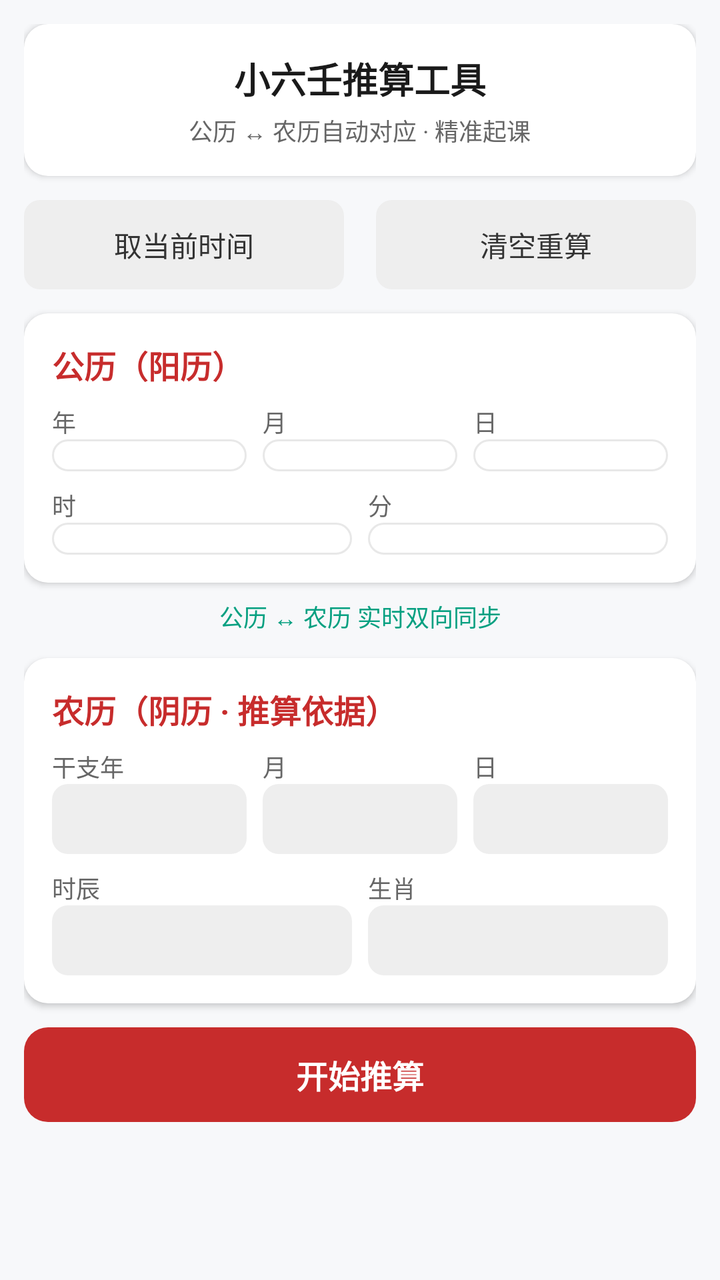
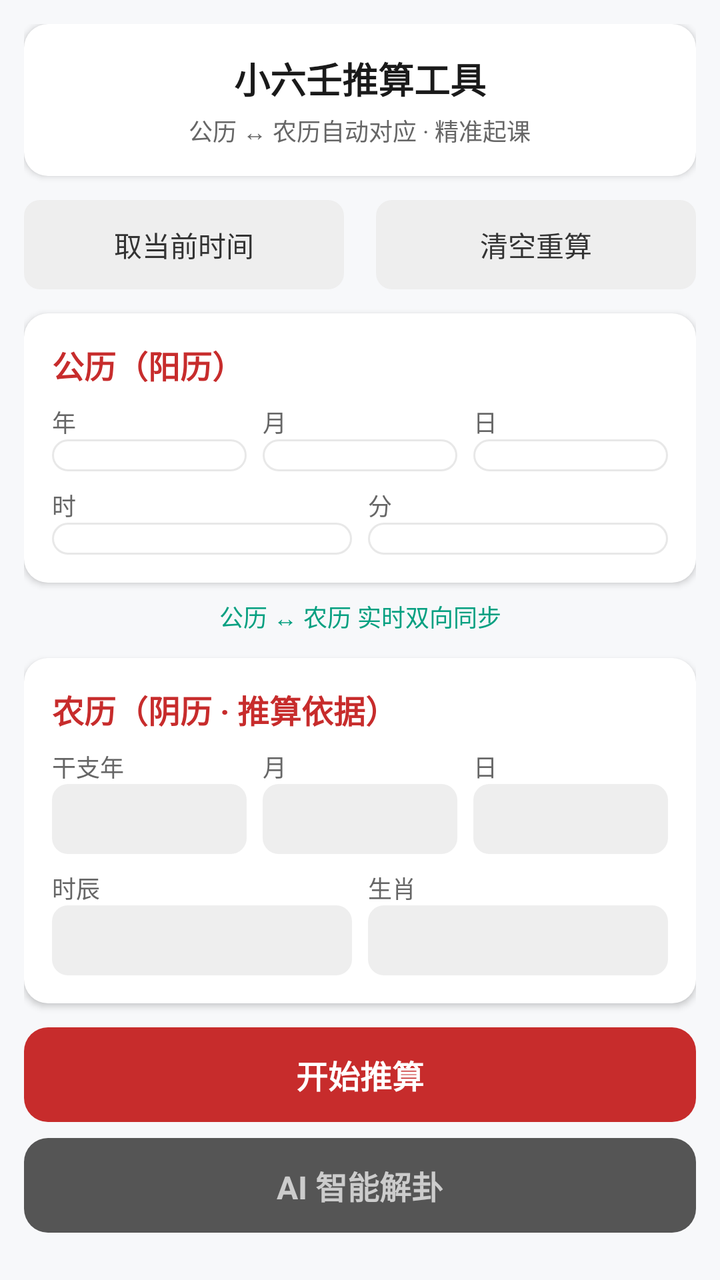

Screens rendered from an Android XML layout before and after an edit, with the pre-edit source and the edit as a unified diff.
<!-- AndroidManifest.xml: application theme Theme.LiuYao -->
<!-- res/layout/activity_main.xml -->
<?xml version="1.0" encoding="utf-8"?>
<ScrollView xmlns:android="http://schemas.android.com/apk/res/android"
    android:layout_width="match_parent"
    android:layout_height="match_parent"
    android:background="@color/paper_bg"
    android:fillViewport="true">

    <LinearLayout
        android:layout_width="match_parent"
        android:layout_height="wrap_content"
        android:orientation="vertical"
        android:padding="@dimen/padding_screen">

        
        <LinearLayout
            android:layout_width="match_parent"
            android:layout_height="wrap_content"
            android:background="@drawable/card_bg"
            android:elevation="@dimen/card_elevation"
            android:gravity="center"
            android:orientation="vertical"
            android:padding="@dimen/padding_card">

            <TextView
                android:layout_width="wrap_content"
                android:layout_height="wrap_content"
                android:text="@string/title_main"
                android:textColor="@color/ink_black"
                android:textSize="@dimen/text_size_lg"
                android:textStyle="bold" />

            <TextView
                android:layout_width="wrap_content"
                android:layout_height="wrap_content"
                android:layout_marginTop="@dimen/spacing_xs"
                android:text="@string/subtitle_main"
                android:textColor="@color/ink_gray"
                android:textSize="@dimen/text_size_xs" />
        </LinearLayout>

        
        <LinearLayout
            android:layout_width="match_parent"
            android:layout_height="wrap_content"
            android:layout_marginTop="@dimen/spacing_md"
            android:orientation="horizontal">

            <TextView
                android:id="@+id/btnNowTime"
                android:layout_width="0dp"
                android:layout_height="wrap_content"
                android:layout_marginEnd="@dimen/spacing_sm"
                android:layout_weight="1"
                android:background="@drawable/btn_secondary"
                android:gravity="center"
                android:padding="@dimen/spacing_md"
                android:text="@string/btn_now_time"
                android:textColor="@color/btn_text_secondary"
                android:textSize="@dimen/text_size_sm" />

            <TextView
                android:id="@+id/btnClear"
                android:layout_width="0dp"
                android:layout_height="wrap_content"
                android:layout_marginStart="@dimen/spacing_sm"
                android:layout_weight="1"
                android:background="@drawable/btn_secondary"
                android:gravity="center"
                android:padding="@dimen/spacing_md"
                android:text="@string/btn_clear"
                android:textColor="@color/btn_text_secondary"
                android:textSize="@dimen/text_size_sm" />
        </LinearLayout>

        
        <LinearLayout
            android:layout_width="match_parent"
            android:layout_height="wrap_content"
            android:layout_marginTop="@dimen/spacing_md"
            android:background="@drawable/card_bg"
            android:elevation="@dimen/card_elevation"
            android:orientation="vertical"
            android:padding="@dimen/padding_card">

            <TextView
                android:layout_width="wrap_content"
                android:layout_height="wrap_content"
                android:layout_marginBottom="@dimen/spacing_sm"
                android:text="@string/solar_calendar"
                android:textColor="@color/accent"
                android:textSize="@dimen/text_size_md"
                android:textStyle="bold" />

            
            <LinearLayout
                android:layout_width="match_parent"
                android:layout_height="wrap_content"
                android:layout_marginBottom="@dimen/spacing_sm"
                android:orientation="horizontal">

                <LinearLayout
                    android:layout_width="0dp"
                    android:layout_height="wrap_content"
                    android:layout_marginEnd="@dimen/spacing_sm"
                    android:layout_weight="1"
                    android:orientation="vertical">

                    <TextView
                        android:layout_width="wrap_content"
                        android:layout_height="wrap_content"
                        android:text="@string/year"
                        android:textColor="@color/ink_gray"
                        android:textSize="@dimen/text_size_xs" />

                    <Spinner
                        android:id="@+id/spinnerYear"
                        android:layout_width="match_parent"
                        android:layout_height="wrap_content"
                        android:background="@drawable/spinner_bg"
                        android:padding="@dimen/spacing_sm" />
                </LinearLayout>

                <LinearLayout
                    android:layout_width="0dp"
                    android:layout_height="wrap_content"
                    android:layout_marginEnd="@dimen/spacing_sm"
                    android:layout_weight="1"
                    android:orientation="vertical">

                    <TextView
                        android:layout_width="wrap_content"
                        android:layout_height="wrap_content"
                        android:text="@string/month"
                        android:textColor="@color/ink_gray"
                        android:textSize="@dimen/text_size_xs" />

                    <Spinner
                        android:id="@+id/spinnerMonth"
                        android:layout_width="match_parent"
                        android:layout_height="wrap_content"
                        android:background="@drawable/spinner_bg"
                        android:padding="@dimen/spacing_sm" />
                </LinearLayout>

                <LinearLayout
                    android:layout_width="0dp"
                    android:layout_height="wrap_content"
                    android:layout_weight="1"
                    android:orientation="vertical">

                    <TextView
                        android:layout_width="wrap_content"
                        android:layout_height="wrap_content"
                        android:text="@string/day"
                        android:textColor="@color/ink_gray"
                        android:textSize="@dimen/text_size_xs" />

                    <Spinner
                        android:id="@+id/spinnerDay"
                        android:layout_width="match_parent"
                        android:layout_height="wrap_content"
                        android:background="@drawable/spinner_bg"
                        android:padding="@dimen/spacing_sm" />
                </LinearLayout>
            </LinearLayout>

            
            <LinearLayout
                android:layout_width="match_parent"
                android:layout_height="wrap_content"
                android:orientation="horizontal">

                <LinearLayout
                    android:layout_width="0dp"
                    android:layout_height="wrap_content"
                    android:layout_marginEnd="@dimen/spacing_sm"
                    android:layout_weight="1"
                    android:orientation="vertical">

                    <TextView
                        android:layout_width="wrap_content"
                        android:layout_height="wrap_content"
                        android:text="@string/hour"
                        android:textColor="@color/ink_gray"
                        android:textSize="@dimen/text_size_xs" />

                    <Spinner
                        android:id="@+id/spinnerHour"
                        android:layout_width="match_parent"
                        android:layout_height="wrap_content"
                        android:background="@drawable/spinner_bg"
                        android:padding="@dimen/spacing_sm" />
                </LinearLayout>

                <LinearLayout
                    android:layout_width="0dp"
                    android:layout_height="wrap_content"
                    android:layout_weight="1"
                    android:orientation="vertical">

                    <TextView
                        android:layout_width="wrap_content"
                        android:layout_height="wrap_content"
                        android:text="@string/minute"
                        android:textColor="@color/ink_gray"
                        android:textSize="@dimen/text_size_xs" />

                    <Spinner
                        android:id="@+id/spinnerMinute"
                        android:layout_width="match_parent"
                        android:layout_height="wrap_content"
                        android:background="@drawable/spinner_bg"
                        android:padding="@dimen/spacing_sm" />
                </LinearLayout>
            </LinearLayout>
        </LinearLayout>

        
        <TextView
            android:id="@+id/tvSyncTip"
            android:layout_width="match_parent"
            android:layout_height="wrap_content"
            android:layout_marginTop="@dimen/spacing_sm"
            android:gravity="center"
            android:text="@string/sync_tip"
            android:textColor="@color/ji_color"
            android:textSize="@dimen/text_size_xs" />

        
        <LinearLayout
            android:layout_width="match_parent"
            android:layout_height="wrap_content"
            android:layout_marginTop="@dimen/spacing_md"
            android:background="@drawable/card_bg"
            android:elevation="@dimen/card_elevation"
            android:orientation="vertical"
            android:padding="@dimen/padding_card">

            <TextView
                android:layout_width="wrap_content"
                android:layout_height="wrap_content"
                android:layout_marginBottom="@dimen/spacing_sm"
                android:text="@string/lunar_calendar"
                android:textColor="@color/accent"
                android:textSize="@dimen/text_size_md"
                android:textStyle="bold" />

            
            <LinearLayout
                android:layout_width="match_parent"
                android:layout_height="wrap_content"
                android:layout_marginBottom="@dimen/spacing_sm"
                android:orientation="horizontal">

                <LinearLayout
                    android:layout_width="0dp"
                    android:layout_height="wrap_content"
                    android:layout_marginEnd="@dimen/spacing_sm"
                    android:layout_weight="1"
                    android:orientation="vertical">

                    <TextView
                        android:layout_width="wrap_content"
                        android:layout_height="wrap_content"
                        android:text="@string/gan_zhi_year"
                        android:textColor="@color/ink_gray"
                        android:textSize="@dimen/text_size_xs" />

                    <TextView
                        android:id="@+id/tvLunarYear"
                        android:layout_width="match_parent"
                        android:layout_height="wrap_content"
                        android:background="@drawable/input_bg"
                        android:padding="@dimen/spacing_sm"
                        android:textColor="@color/ink_black"
                        android:textSize="@dimen/text_size_sm" />
                </LinearLayout>

                <LinearLayout
                    android:layout_width="0dp"
                    android:layout_height="wrap_content"
                    android:layout_marginEnd="@dimen/spacing_sm"
                    android:layout_weight="1"
                    android:orientation="vertical">

                    <TextView
                        android:layout_width="wrap_content"
                        android:layout_height="wrap_content"
                        android:text="@string/lunar_month"
                        android:textColor="@color/ink_gray"
                        android:textSize="@dimen/text_size_xs" />

                    <TextView
                        android:id="@+id/tvLunarMonth"
                        android:layout_width="match_parent"
                        android:layout_height="wrap_content"
                        android:background="@drawable/input_bg"
                        android:padding="@dimen/spacing_sm"
                        android:textColor="@color/ink_black"
                        android:textSize="@dimen/text_size_sm" />
                </LinearLayout>

                <LinearLayout
                    android:layout_width="0dp"
                    android:layout_height="wrap_content"
                    android:layout_weight="1"
                    android:orientation="vertical">

                    <TextView
                        android:layout_width="wrap_content"
                        android:layout_height="wrap_content"
                        android:text="@string/lunar_day"
                        android:textColor="@color/ink_gray"
                        android:textSize="@dimen/text_size_xs" />

                    <TextView
                        android:id="@+id/tvLunarDay"
                        android:layout_width="match_parent"
                        android:layout_height="wrap_content"
                        android:background="@drawable/input_bg"
                        android:padding="@dimen/spacing_sm"
                        android:textColor="@color/ink_black"
                        android:textSize="@dimen/text_size_sm" />
                </LinearLayout>
            </LinearLayout>

            
            <LinearLayout
                android:layout_width="match_parent"
                android:layout_height="wrap_content"
                android:orientation="horizontal">

                <LinearLayout
                    android:layout_width="0dp"
                    android:layout_height="wrap_content"
                    android:layout_marginEnd="@dimen/spacing_sm"
                    android:layout_weight="1"
                    android:orientation="vertical">

                    <TextView
                        android:layout_width="wrap_content"
                        android:layout_height="wrap_content"
                        android:text="@string/shi_chen"
                        android:textColor="@color/ink_gray"
                        android:textSize="@dimen/text_size_xs" />

                    <TextView
                        android:id="@+id/tvShiChen"
                        android:layout_width="match_parent"
                        android:layout_height="wrap_content"
                        android:background="@drawable/input_bg"
                        android:padding="@dimen/spacing_sm"
                        android:textColor="@color/ink_black"
                        android:textSize="@dimen/text_size_sm" />
                </LinearLayout>

                <LinearLayout
                    android:layout_width="0dp"
                    android:layout_height="wrap_content"
                    android:layout_weight="1"
                    android:orientation="vertical">

                    <TextView
                        android:layout_width="wrap_content"
                        android:layout_height="wrap_content"
                        android:text="@string/sheng_xiao"
                        android:textColor="@color/ink_gray"
                        android:textSize="@dimen/text_size_xs" />

                    <TextView
                        android:id="@+id/tvShengXiao"
                        android:layout_width="match_parent"
                        android:layout_height="wrap_content"
                        android:background="@drawable/input_bg"
                        android:padding="@dimen/spacing_sm"
                        android:textColor="@color/ink_black"
                        android:textSize="@dimen/text_size_sm" />
                </LinearLayout>
            </LinearLayout>
        </LinearLayout>

        
        <TextView
            android:id="@+id/btnCalculate"
            android:layout_width="match_parent"
            android:layout_height="wrap_content"
            android:layout_marginTop="@dimen/spacing_md"
            android:background="@drawable/btn_primary"
            android:gravity="center"
            android:padding="@dimen/spacing_md"
            android:text="@string/btn_calculate"
            android:textColor="@color/on_primary"
            android:textSize="@dimen/text_size_md"
            android:textStyle="bold" />

        
        <LinearLayout
            android:id="@+id/layoutResult"
            android:layout_width="match_parent"
            android:layout_height="wrap_content"
            android:layout_marginTop="@dimen/spacing_md"
            android:background="@drawable/card_bg"
            android:elevation="@dimen/card_elevation"
            android:orientation="vertical"
            android:padding="@dimen/padding_card"
            android:visibility="gone">

            <TextView
                android:layout_width="wrap_content"
                android:layout_height="wrap_content"
                android:layout_marginBottom="@dimen/spacing_sm"
                android:text="@string/result_title"
                android:textColor="@color/accent"
                android:textSize="@dimen/text_size_md"
                android:textStyle="bold" />

            
            <TextView
                android:id="@+id/tvResultTime"
                android:layout_width="match_parent"
                android:layout_height="wrap_content"
                android:layout_marginBottom="@dimen/spacing_md"
                android:lineSpacingExtra="4dp"
                android:textColor="@color/ink_gray"
                android:textSize="@dimen/text_size_sm" />

            
            <LinearLayout
                android:layout_width="match_parent"
                android:layout_height="wrap_content"
                android:orientation="horizontal">

                <LinearLayout
                    android:layout_width="0dp"
                    android:layout_height="wrap_content"
                    android:layout_marginEnd="@dimen/spacing_sm"
                    android:layout_weight="1"
                    android:background="@drawable/palace_bg"
                    android:gravity="center"
                    android:orientation="vertical"
                    android:padding="@dimen/spacing_md">

                    <TextView
                        android:layout_width="wrap_content"
                        android:layout_height="wrap_content"
                        android:text="@string/moon_palace"
                        android:textColor="@color/ink_light"
                        android:textSize="@dimen/text_size_xs" />

                    <TextView
                        android:id="@+id/tvMoonPalace"
                        android:layout_width="wrap_content"
                        android:layout_height="wrap_content"
                        android:layout_marginTop="@dimen/spacing_xs"
                        android:textColor="@color/ji_color"
                        android:textSize="@dimen/text_size_md"
                        android:textStyle="bold" />
                </LinearLayout>

                <LinearLayout
                    android:layout_width="0dp"
                    android:layout_height="wrap_content"
                    android:layout_marginEnd="@dimen/spacing_sm"
                    android:layout_weight="1"
                    android:background="@drawable/palace_bg"
                    android:gravity="center"
                    android:orientation="vertical"
                    android:padding="@dimen/spacing_md">

                    <TextView
                        android:layout_width="wrap_content"
                        android:layout_height="wrap_content"
                        android:text="@string/day_palace"
                        android:textColor="@color/ink_light"
                        android:textSize="@dimen/text_size_xs" />

                    <TextView
                        android:id="@+id/tvDayPalace"
                        android:layout_width="wrap_content"
                        android:layout_height="wrap_content"
                        android:layout_marginTop="@dimen/spacing_xs"
                        android:textColor="@color/ji_color"
                        android:textSize="@dimen/text_size_md"
                        android:textStyle="bold" />
                </LinearLayout>

                <LinearLayout
                    android:layout_width="0dp"
                    android:layout_height="wrap_content"
                    android:layout_weight="1"
                    android:background="@drawable/palace_bg"
                    android:gravity="center"
                    android:orientation="vertical"
                    android:padding="@dimen/spacing_md">

                    <TextView
                        android:layout_width="wrap_content"
                        android:layout_height="wrap_content"
                        android:text="@string/hour_palace"
                        android:textColor="@color/ink_light"
                        android:textSize="@dimen/text_size_xs" />

                    <TextView
                        android:id="@+id/tvHourPalace"
                        android:layout_width="wrap_content"
                        android:layout_height="wrap_content"
                        android:layout_marginTop="@dimen/spacing_xs"
                        android:textColor="@color/ji_color"
                        android:textSize="@dimen/text_size_md"
                        android:textStyle="bold" />
                </LinearLayout>
            </LinearLayout>

            
            <TextView
                android:layout_width="wrap_content"
                android:layout_height="wrap_content"
                android:layout_marginTop="@dimen/spacing_md"
                android:text="@string/duan_yu"
                android:textColor="@color/ink_black"
                android:textSize="@dimen/text_size_sm"
                android:textStyle="bold" />

            <TextView
                android:id="@+id/tvDuanYu"
                android:layout_width="match_parent"
                android:layout_height="wrap_content"
                android:layout_marginTop="@dimen/spacing_sm"
                android:lineSpacingExtra="6dp"
                android:textColor="@color/ink_black"
                android:textSize="@dimen/text_size_sm" />
        </LinearLayout>

    </LinearLayout>
</ScrollView>
<!-- resources referenced by this layout -->
<resources>
  <color name="accent">#C72C2C</color>
  <color name="btn_text_secondary">#333333</color>
  <color name="ink_black">#1A1A1A</color>
  <color name="ink_gray">#666666</color>
  <color name="ink_light">#999999</color>
  <color name="ji_color">#07A081</color>
  <color name="on_primary">#FFFFFF</color>
  <color name="paper_bg">#F7F8FA</color>
  <dimen name="card_elevation">2dp</dimen>
  <dimen name="padding_card">14dp</dimen>
  <dimen name="padding_screen">12dp</dimen>
  <dimen name="spacing_md">12dp</dimen>
  <dimen name="spacing_sm">8dp</dimen>
  <dimen name="spacing_xs">4dp</dimen>
  <dimen name="text_size_lg">18sp</dimen>
  <dimen name="text_size_md">16sp</dimen>
  <dimen name="text_size_sm">14sp</dimen>
  <dimen name="text_size_xs">12sp</dimen>
  <!-- drawable btn_primary (drawable) -->
  <?xml version="1.0" encoding="utf-8"?>
  <shape xmlns:android="http://schemas.android.com/apk/res/android">
      <solid android:color="@color/btn_primary" />
      <corners android:radius="@dimen/corner_radius_md" />
  </shape>
  <!-- drawable card_bg (drawable) -->
  <?xml version="1.0" encoding="utf-8"?>
  <shape xmlns:android="http://schemas.android.com/apk/res/android">
      <solid android:color="@color/card_bg" />
      <corners android:radius="@dimen/corner_radius_md" />
  </shape>
  <!-- drawable input_bg (drawable) -->
  <?xml version="1.0" encoding="utf-8"?>
  <shape xmlns:android="http://schemas.android.com/apk/res/android">
      <solid android:color="@color/btn_secondary" />
      <corners android:radius="@dimen/corner_radius_sm" />
  </shape>
  <!-- drawable palace_bg (drawable) -->
  <?xml version="1.0" encoding="utf-8"?>
  <shape xmlns:android="http://schemas.android.com/apk/res/android">
      <solid android:color="@color/paper_bg" />
      <corners android:radius="@dimen/corner_radius_sm" />
  </shape>
  <string name="btn_calculate">开始推算</string>
  <string name="btn_clear">清空重算</string>
  <string name="btn_now_time">取当前时间</string>
  <string name="day">日</string>
  <string name="day_palace">日宫 · 过程</string>
  <string name="duan_yu">断语：</string>
  <string name="gan_zhi_year">干支年</string>
  <string name="hour">时</string>
  <string name="hour_palace">时宫 · 结果</string>
  <string name="lunar_calendar">农历（阴历 · 推算依据）</string>
  <string name="lunar_day">日</string>
  <string name="lunar_month">月</string>
  <string name="minute">分</string>
  <string name="month">月</string>
  <string name="moon_palace">月宫 · 起因</string>
  <string name="result_title">推算结果</string>
  <string name="sheng_xiao">生肖</string>
  <string name="shi_chen">时辰</string>
  <string name="solar_calendar">公历（阳历）</string>
  <string name="subtitle_main">公历 ↔ 农历自动对应 · 精准起课</string>
  <string name="sync_tip">公历 ↔ 农历 实时双向同步</string>
  <string name="title_main">小六壬推算工具</string>
  <string name="year">年</string>
  <color name="btn_primary">#C72C2C</color>
  <dimen name="corner_radius_md">12dp</dimen>
  <color name="btn_secondary">#EEEEEE</color>
  <dimen name="corner_radius_sm">8dp</dimen>
  <color name="card_bg">#FFFFFF</color>
  <color name="surface">#FFFFFF</color>
  <color name="divider">#E8E8E8</color>
  <color name="primary">#8B7355</color>
  <color name="primary_dark">#6B5744</color>
  <color name="background">#F5F5F0</color>
  <!-- unchanged entries left out for length: 3 -->
</resources>

<!-- the commit's change to res/layout/activity_main.xml (unified diff, before → after) -->
@@ -394,6 +394,21 @@
             android:textStyle="bold" />
 
         
+        <TextView
+            android:id="@+id/btnAiJieGua"
+            android:layout_width="match_parent"
+            android:layout_height="wrap_content"
+            android:layout_marginTop="@dimen/spacing_sm"
+            android:background="@drawable/btn_ai"
+            android:enabled="false"
+            android:gravity="center"
+            android:padding="@dimen/spacing_md"
+            android:text="@string/btn_ai_jiegua"
+            android:textColor="@color/btn_ai_text"
+            android:textSize="@dimen/text_size_md"
+            android:textStyle="bold" />
+
+        
         <LinearLayout
             android:id="@+id/layoutResult"
             android:layout_width="match_parent"
<!-- resource entries referenced after the edit -->
@@ -18,6 +18,24 @@
   <dimen name="text_size_md">16sp</dimen>
   <dimen name="text_size_sm">14sp</dimen>
   <dimen name="text_size_xs">12sp</dimen>
+  <!-- drawable btn_ai (drawable) -->
+  <?xml version="1.0" encoding="utf-8"?>
+  <selector xmlns:android="http://schemas.android.com/apk/res/android">
+      
+      <item android:state_enabled="false">
+          <shape>
+              <solid android:color="@color/btn_disabled" />
+              <corners android:radius="@dimen/corner_radius_md" />
+          </shape>
+      </item>
+      
+      <item>
+          <shape>
+              <solid android:color="@color/btn_primary" />
+              <corners android:radius="@dimen/corner_radius_md" />
+          </shape>
+      </item>
+  </selector>
   <!-- drawable btn_primary (drawable) -->
   <?xml version="1.0" encoding="utf-8"?>
   <shape xmlns:android="http://schemas.android.com/apk/res/android">
@@ -42,6 +60,7 @@
       <solid android:color="@color/paper_bg" />
       <corners android:radius="@dimen/corner_radius_sm" />
   </shape>
+  <string name="btn_ai_jiegua">AI 智能解卦</string>
   <string name="btn_calculate">开始推算</string>
   <string name="btn_clear">清空重算</string>
   <string name="btn_now_time">取当前时间</string>
@@ -65,6 +84,7 @@
   <string name="sync_tip">公历 ↔ 农历 实时双向同步</string>
   <string name="title_main">小六壬推算工具</string>
   <string name="year">年</string>
+  <color name="btn_disabled">#555555</color>
   <color name="btn_primary">#C72C2C</color>
   <dimen name="corner_radius_md">12dp</dimen>
   <color name="btn_secondary">#EEEEEE</color>
